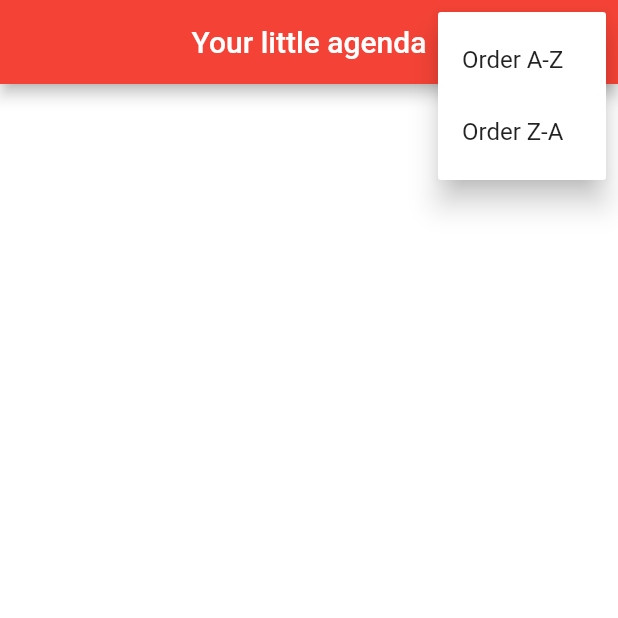
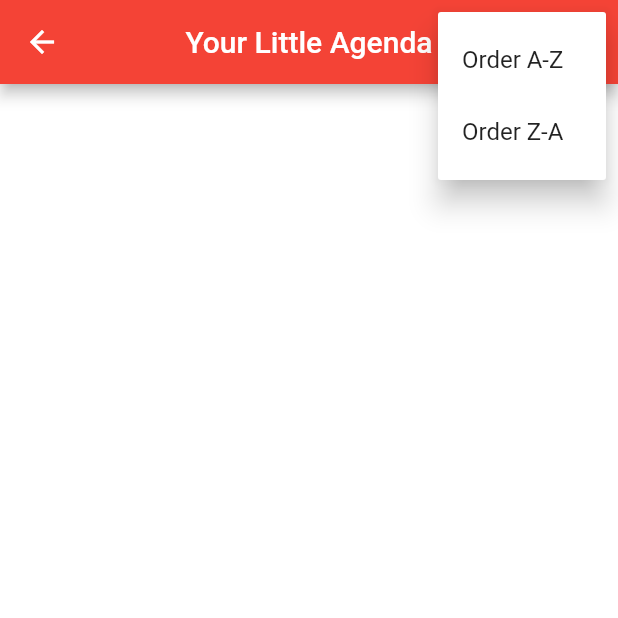
Before and after one commit to rafroes1/contact_agenda, a Flutter app: the screen it shows after launch, after a tap on the "more vert" icon, on a phone screen of 412 x 824 dp, the top half of it. Run offline on Flutter 3.47's test engine with Material 2 defaults, Android fonts, the light colour scheme and no system bars; our stand-ins replace image_picker, sqflite; accounts and stored records are empty.

Commit message:
Added splash screen

```diff
--- a/lib/main.dart
+++ b/lib/main.dart
@@ -1,10 +1,11 @@
 import 'package:contact_agenda/ui/ContactPage.dart';
 import 'package:contact_agenda/ui/HomePage.dart';
+import 'package:contact_agenda/ui/Splash.dart';
 import 'package:flutter/material.dart';
 
 void main() {
   runApp(MaterialApp(
-    home: HomePage(),
+    home: Splash(),
     debugShowCheckedModeBanner: false,
   ));
 }
--- a/lib/ui/HomePage.dart
+++ b/lib/ui/HomePage.dart
@@ -27,7 +27,7 @@ class _HomePageState extends State<HomePage> {
   Widget build(BuildContext context) {
     return Scaffold(
       appBar: AppBar(
-        title: Text("Your little agenda"),
+        title: Text("Your Little Agenda"),
         backgroundColor: Colors.red,
         centerTitle: true,
         actions: <Widget>[
--- /dev/null
+++ b/lib/ui/Splash.dart
@@ -0,0 +1,56 @@
+import 'dart:async';
+import 'package:flutter/material.dart';
+import 'HomePage.dart';
+
+class Splash extends StatefulWidget {
+  @override
+  _SplashState createState() => _SplashState();
+}
+
+class _SplashState extends State<Splash> {
+
+  @override
+  void initState() {
+    super.initState();
+
+    Timer(Duration(seconds: 2), (){
+      Navigator.push(context, MaterialPageRoute(builder: (context) => HomePage()));
+    });
+  }
+
+  @override
+  Widget build(BuildContext context) {
+    return Scaffold(
+      backgroundColor: Colors.red,
+      body: Center(
+        child: Column(
+          mainAxisAlignment: MainAxisAlignment.center,
+          children: <Widget>[
+            Container(
+              width: 140.0,
+              height: 140.0,
+              decoration: BoxDecoration(
+                  shape: BoxShape.circle,
+                  image: DecorationImage(
+                      image: AssetImage("images/logo.png"), fit: BoxFit.cover)),
+            ),
+            SizedBox(
+              height: 20.0,
+            ),
+            Text(
+              "Your Little Agenda",
+              style: TextStyle(fontSize: 22.0, color: Colors.white),
+            ),
+            SizedBox(
+              height: 30.0,
+            ),
+            CircularProgressIndicator(
+              valueColor: AlwaysStoppedAnimation(Colors.white),
+              strokeWidth: 3.0,
+            ),
+          ],
+        ),
+      ),
+    );
+  }
+}
--- a/pubspec.yaml
+++ b/pubspec.yaml
@@ -54,6 +54,7 @@ flutter:
 
   assets:
     - images/person.png
+    - images/logo.png
 
   # An image asset can refer to one or more resolution-specific "variants", see
   # https://flutter.dev/assets-and-images/#resolution-aware.
```
Also changed, not shown: images/logo.png (added), 4 other files.
